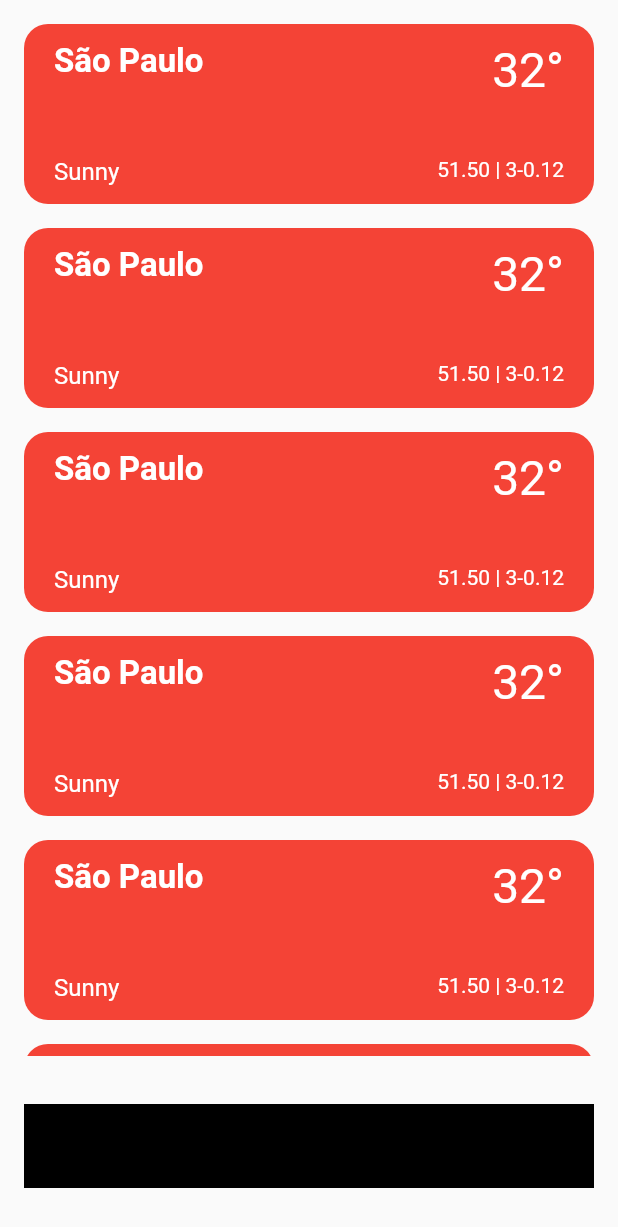
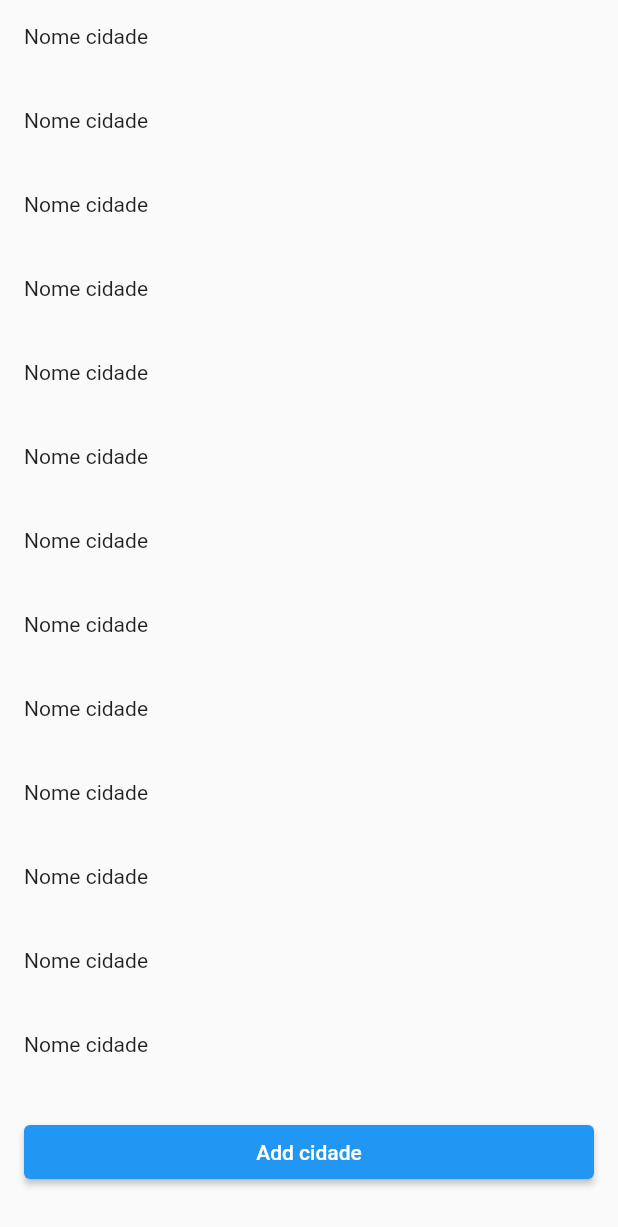
Before and after one commit to JoaoRicardi/wetther_app_flutter, a Flutter app: the screen it shows after launch, on a phone screen of 412 x 824 dp. Shown: the top 1227 px of the screen. Run offline on Flutter 3.47's test engine with Material 2 defaults, Android fonts, the light colour scheme and no system bars; our stand-ins replace dio, get_it, hive; accounts and stored records are empty.

Commit message:
simplificando UI pq nao gostei da primeira

```diff
--- a/lib/src/presentation/modules/home/home_page.dart
+++ b/lib/src/presentation/modules/home/home_page.dart
@@ -15,7 +15,6 @@ class MyHomePage extends StatefulWidget with BasePage {
 class _MyHomePageState extends State<MyHomePage> {
 
   var minhasCidade = <String>[];
-
 
   Future<void> _showSearch() async {
     var res = await showSearch(
@@ -39,7 +38,9 @@ class _MyHomePageState extends State<MyHomePage> {
         ),
         child: ListView.builder(
           itemBuilder: (context, index){
-            return const HomeCard();
+            return const ListTile(
+              leading: Text("Nome cidade"),
+            );
           }
         ),
       ),
@@ -51,101 +52,100 @@ class _MyHomePageState extends State<MyHomePage> {
         ),
         child: InkWell(
           onTap: _showSearch,
-          child: Container(
-            width: double.infinity,
-            height: 56,
-            color: Colors.black,
+          child: ElevatedButton(
+            onPressed: (){},
+            child: Text('Add cidade'),
           ),
         ),
       ),
     );
   }
 }
-
-
-class HomeCard extends StatelessWidget {
-
-  const HomeCard({Key? key}) : super(key: key);
-
-  @override
-  Widget build(BuildContext context) {
-    return Padding(
-      padding: const EdgeInsets.only(
-          left: 16,right: 16,top: 16
-      ),
-      child: Container(
-        width: double.infinity,
-        height: 120,
-        decoration: const BoxDecoration(
-            color: Colors.red,
-            borderRadius: BorderRadius.all(Radius.circular(16))
-        ),
-        child: Column(
-          mainAxisAlignment: MainAxisAlignment.start,
-          crossAxisAlignment: CrossAxisAlignment.start,
-          children: [
-            _buildTopInfo(),
-            _buildBottomInfo()
-          ],
-        ),
-      ),
-    );
-  }
-
-
-  _buildTopInfo(){
-    return Expanded(
-      child: Padding(
-        padding: const EdgeInsets.symmetric(
-          vertical: 12,
-          horizontal: 20
-        ),
-        child: Row(
-          crossAxisAlignment: CrossAxisAlignment.start,
-          mainAxisAlignment: MainAxisAlignment.spaceBetween,
-          children: const [
-            Text('São Paulo',
-              style: TextStyle(
-                fontSize: 22,
-                fontWeight: FontWeight.bold,
-                color: Colors.white
-              ),
-            ),
-            Text('32°',style: TextStyle(
-              color: Colors.white,
-              fontWeight: FontWeight.w400,
-              fontSize: 32
-            ),)
-          ],
-        ),
-      ),
-    );
-  }
-
-  _buildBottomInfo(){
-    return Padding(
-      padding: const EdgeInsets.symmetric(
-        horizontal: 20,
-        vertical: 12
-      ),
-      child: Row(
-        crossAxisAlignment: CrossAxisAlignment.start,
-        mainAxisAlignment: MainAxisAlignment.spaceBetween,
-        children: const [
-          Text('Sunny',
-            style: TextStyle(
-                fontSize: 16,
-                fontWeight: FontWeight.w400,
-                color: Colors.white
-            ),
-          ),
-          Text('51.50 | 3-0.12',style: TextStyle(
-              color: Colors.white,
-              fontWeight: FontWeight.w400,
-              fontSize: 14
-          ),)
-        ],
-      ),
-    );
-  }
-}
+//
+//
+// class HomeCard extends StatelessWidget {
+//
+//   const HomeCard({Key? key}) : super(key: key);
+//
+//   @override
+//   Widget build(BuildContext context) {
+//     return Padding(
+//       padding: const EdgeInsets.only(
+//           left: 16,right: 16,top: 16
+//       ),
+//       child: Container(
+//         width: double.infinity,
+//         height: 120,
+//         decoration: const BoxDecoration(
+//             color: Colors.red,
+//             borderRadius: BorderRadius.all(Radius.circular(16))
+//         ),
+//         child: Column(
+//           mainAxisAlignment: MainAxisAlignment.start,
+//           crossAxisAlignment: CrossAxisAlignment.start,
+//           children: [
+//             _buildTopInfo(),
+//             _buildBottomInfo()
+//           ],
+//         ),
+//       ),
+//     );
+//   }
+//
+//
+//   _buildTopInfo(){
+//     return Expanded(
+//       child: Padding(
+//         padding: const EdgeInsets.symmetric(
+//           vertical: 12,
+//           horizontal: 20
+//         ),
+//         child: Row(
+//           crossAxisAlignment: CrossAxisAlignment.start,
+//           mainAxisAlignment: MainAxisAlignment.spaceBetween,
+//           children: const [
+//             Text('São Paulo',
+//               style: TextStyle(
+//                 fontSize: 22,
+//                 fontWeight: FontWeight.bold,
+//                 color: Colors.white
+//               ),
+//             ),
+//             Text('32°',style: TextStyle(
+//               color: Colors.white,
+//               fontWeight: FontWeight.w400,
+//               fontSize: 32
+//             ),)
+//           ],
+//         ),
+//       ),
+//     );
+//   }
+//
+//   _buildBottomInfo(){
+//     return Padding(
+//       padding: const EdgeInsets.symmetric(
+//         horizontal: 20,
+//         vertical: 12
+//       ),
+//       child: Row(
+//         crossAxisAlignment: CrossAxisAlignment.start,
+//         mainAxisAlignment: MainAxisAlignment.spaceBetween,
+//         children: const [
+//           Text('Sunny',
+//             style: TextStyle(
+//                 fontSize: 16,
+//                 fontWeight: FontWeight.w400,
+//                 color: Colors.white
+//             ),
+//           ),
+//           Text('51.50 | 3-0.12',style: TextStyle(
+//               color: Colors.white,
+//               fontWeight: FontWeight.w400,
+//               fontSize: 14
+//           ),)
+//         ],
+//       ),
+//     );
+//   }
+// }
```
Also changed, not shown: lib/src/core/local_storage/local_storage.dart (added, +7 -0 lines), lib/src/data/model/local/weather_item.dart (added, +32 -0 lines), lib/src/presentation/modules/detail/detail_page.dart (+17 -0 lines), lib/src/data/model/local/weather_item.g.dart (added), 3 other files.
